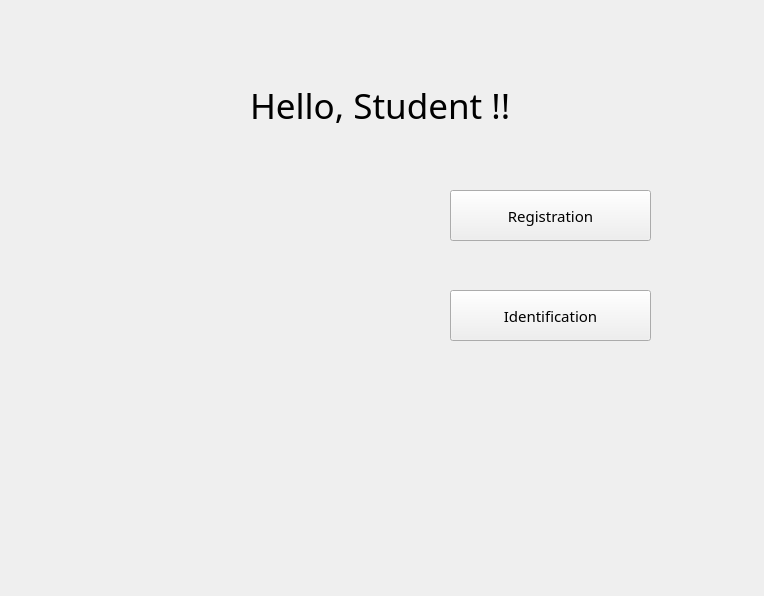
The window that UI/menu.ui (MUST-Quick-Fry/Face-Recognition-Sign-In-System) describes before a commit, drawn with Qt 5.
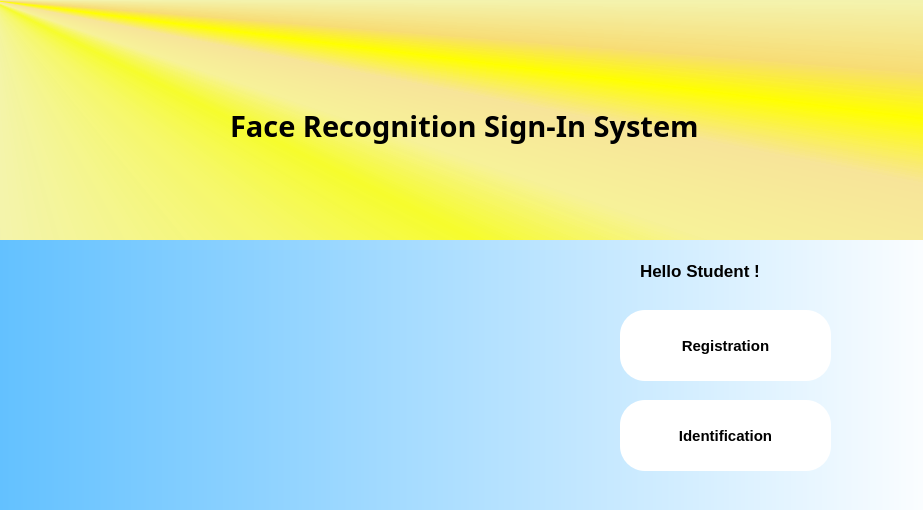
The same window after the commit. Icons and pictures are not drawn.

Commit message: modify ui, finish face identification

What changed in the file:
```diff
--- a/UI/menu.ui
+++ b/UI/menu.ui
@@ -6,10 +6,47 @@
    <rect>
     <x>0</x>
     <y>0</y>
-    <width>764</width>
-    <height>596</height>
+    <width>923</width>
+    <height>510</height>
    </rect>
   </property>
+  <property name="palette">
+   <palette>
+    <active>
+     <colorrole role="Base">
+      <brush brushstyle="SolidPattern">
+       <color alpha="255">
+        <red>2</red>
+        <green>16</green>
+        <blue>43</blue>
+       </color>
+      </brush>
+     </colorrole>
+    </active>
+    <inactive>
+     <colorrole role="Base">
+      <brush brushstyle="SolidPattern">
+       <color alpha="255">
+        <red>2</red>
+        <green>16</green>
+        <blue>43</blue>
+       </color>
+      </brush>
+     </colorrole>
+    </inactive>
+    <disabled>
+     <colorrole role="Base">
+      <brush brushstyle="SolidPattern">
+       <color alpha="255">
+        <red>240</red>
+        <green>240</green>
+        <blue>240</blue>
+       </color>
+      </brush>
+     </colorrole>
+    </disabled>
+   </palette>
+  </property>
   <property name="windowTitle">
    <string>Face-Recognition-Sign-In-System</string>
   </property>
@@ -27,16 +64,25 @@
    <widget class="QLabel" name="label">
     <property name="geometry">
      <rect>
-      <x>250</x>
-      <y>80</y>
-      <width>331</width>
+      <x>230</x>
+      <y>100</y>
+      <width>701</width>
       <height>51</height>
      </rect>
     </property>
+    <property name="palette">
+     <palette>
+      <active/>
+      <inactive/>
+      <disabled/>
+     </palette>
+    </property>
     <property name="font">
      <font>
       <family>Lucida Calligraphy</family>
-      <pointsize>26</pointsize>
+      <pointsize>22</pointsize>
+      <weight>75</weight>
+      <bold>true</bold>
      </font>
     </property>
     <property name="autoFillBackground">
@@ -46,38 +92,22 @@
      <string notr="true">background-image: url(:/label/transparent.jpg);</string>
     </property>
     <property name="text">
-     <string>Hello, Student !!</string>
-    </property>
-   </widget>
-   <widget class="QLabel" name="faceView">
-    <property name="geometry">
-     <rect>
-      <x>80</x>
-      <y>160</y>
-      <width>291</width>
-      <height>221</height>
-     </rect>
-    </property>
-    <property name="styleSheet">
-     <string notr="true">background-image: url(:/imageView/face.jpg);</string>
-    </property>
-    <property name="text">
-     <string/>
+     <string>Face Recognition Sign-In System</string>
     </property>
    </widget>
    <widget class="QLabel" name="infoLabel">
     <property name="geometry">
      <rect>
-      <x>80</x>
-      <y>430</y>
-      <width>561</width>
+      <x>640</x>
+      <y>230</y>
+      <width>181</width>
       <height>81</height>
      </rect>
     </property>
     <property name="font">
      <font>
-      <family>华文彩云</family>
-      <pointsize>20</pointsize>
+      <family>Microsoft YaHei UI</family>
+      <pointsize>13</pointsize>
       <weight>75</weight>
       <bold>true</bold>
      </font>
@@ -86,52 +116,94 @@
      <string notr="true">background-image: url(:/label/transparent.jpg);</string>
     </property>
     <property name="text">
-     <string/>
+     <string>Hello Student !</string>
     </property>
    </widget>
    <widget class="QPushButton" name="registrationButton">
     <property name="geometry">
      <rect>
-      <x>450</x>
-      <y>190</y>
-      <width>201</width>
-      <height>51</height>
+      <x>620</x>
+      <y>310</y>
+      <width>211</width>
+      <height>71</height>
      </rect>
     </property>
     <property name="font">
      <font>
-      <family>Lucida Calligraphy</family>
+      <family>Microsoft YaHei UI</family>
       <pointsize>11</pointsize>
+      <weight>75</weight>
+      <italic>false</italic>
+      <bold>true</bold>
+      <kerning>false</kerning>
      </font>
     </property>
+    <property name="cursor">
+     <cursorShape>PointingHandCursor</cursorShape>
+    </property>
+    <property name="autoFillBackground">
+     <bool>false</bool>
+    </property>
     <property name="styleSheet">
-     <string notr="true">background-image: url(:/label/transparent.jpg);</string>
+     <string notr="true">QPushButton{
+	color:#000000;
+	font:bold;
+	border-radius:25px;
+	background:white;
+}</string>
     </property>
     <property name="text">
      <string>Registration</string>
     </property>
     <property name="icon">
-     <iconset resource="../resources/face.qrc">
-      <normaloff>:/icon/android.ico</normaloff>:/icon/android.ico</iconset>
+     <iconset resource="resources/face.qrc">
+      <normaloff>:/icon/register_icon.png</normaloff>:/icon/register_icon.png</iconset>
+    </property>
+    <property name="iconSize">
+     <size>
+      <width>40</width>
+      <height>40</height>
+     </size>
+    </property>
+    <property name="checkable">
+     <bool>false</bool>
+    </property>
+    <property name="autoDefault">
+     <bool>false</bool>
+    </property>
+    <property name="default">
+     <bool>false</bool>
+    </property>
+    <property name="flat">
+     <bool>false</bool>
     </property>
    </widget>
    <widget class="QPushButton" name="identificationButton">
     <property name="geometry">
      <rect>
-      <x>450</x>
-      <y>290</y>
-      <width>201</width>
-      <height>51</height>
+      <x>620</x>
+      <y>400</y>
+      <width>211</width>
+      <height>71</height>
      </rect>
     </property>
     <property name="font">
      <font>
-      <family>Lucida Calligraphy</family>
+      <family>Microsoft YaHei UI</family>
       <pointsize>11</pointsize>
+      <weight>75</weight>
+      <italic>false</italic>
+      <bold>true</bold>
+      <kerning>false</kerning>
      </font>
     </property>
     <property name="styleSheet">
-     <string notr="true">background-image: url(:/label/transparent.jpg);</string>
+     <string notr="true">QPushButton{
+	color:#000000;
+	font:bold;
+	border-radius:25px;
+	background:white;
+}</string>
     </property>
     <property name="text">
      <string>Identification</string>
@@ -140,7 +212,201 @@
      <iconset resource="../resources/face.qrc">
       <normaloff>:/icon/android.ico</normaloff>:/icon/android.ico</iconset>
     </property>
+    <property name="iconSize">
+     <size>
+      <width>40</width>
+      <height>40</height>
+     </size>
+    </property>
+    <property name="flat">
+     <bool>false</bool>
+    </property>
    </widget>
+   <widget class="QLabel" name="label_2">
+    <property name="geometry">
+     <rect>
+      <x>30</x>
+      <y>40</y>
+      <width>191</width>
+      <height>181</height>
+     </rect>
+    </property>
+    <property name="styleSheet">
+     <string notr="true">background-img:url(:/imageView/logo_total.png)</string>
+    </property>
+    <property name="text">
+     <string/>
+    </property>
+    <property name="pixmap">
+     <pixmap resource="resources/face.qrc">:/imageView/logo_total.png</pixmap>
+    </property>
+   </widget>
+   <widget class="QLabel" name="label_3">
+    <property name="geometry">
+     <rect>
+      <x>-10</x>
+      <y>0</y>
+      <width>961</width>
+      <height>241</height>
+     </rect>
+    </property>
+    <property name="styleSheet">
+     <string notr="true">background:qconicalgradient(cx:0, cy:0, angle:135, stop:0 rgba(255, 255, 0, 69), stop:0.375 rgba(255, 255, 0, 69), stop:0.423533 rgba(251, 255, 0, 145), stop:0.45 rgba(247, 255, 0, 208), stop:0.477581 rgba(255, 244, 71, 130), stop:0.518717 rgba(255, 218, 71, 130), stop:0.55 rgba(255, 255, 0, 255), stop:0.57754 rgba(255, 203, 0, 130), stop:0.625 rgba(255, 255, 0, 69), stop:1 rgba(255, 255, 0, 69))</string>
+    </property>
+    <property name="text">
+     <string/>
+    </property>
+   </widget>
+   <widget class="QLabel" name="label_4">
+    <property name="geometry">
+     <rect>
+      <x>0</x>
+      <y>240</y>
+      <width>951</width>
+      <height>281</height>
+     </rect>
+    </property>
+    <property name="styleSheet">
+     <string notr="true">background:qlineargradient(spread:pad, x1:0, y1:0, x2:1, y2:0, stop:0 rgb(99, 193, 255), stop:1 rgba(255, 255, 255, 255))</string>
+    </property>
+    <property name="text">
+     <string/>
+    </property>
+   </widget>
+   <widget class="QWidget" name="gridLayoutWidget">
+    <property name="geometry">
+     <rect>
+      <x>70</x>
+      <y>250</y>
+      <width>441</width>
+      <height>241</height>
+     </rect>
+    </property>
+    <layout class="QGridLayout" name="gridLayout">
+     <property name="leftMargin">
+      <number>20</number>
+     </property>
+     <property name="topMargin">
+      <number>20</number>
+     </property>
+     <property name="rightMargin">
+      <number>20</number>
+     </property>
+     <property name="bottomMargin">
+      <number>20</number>
+     </property>
+     <property name="horizontalSpacing">
+      <number>50</number>
+     </property>
+     <property name="verticalSpacing">
+      <number>20</number>
+     </property>
+     <item row="0" column="0">
+      <widget class="QLabel" name="faceView">
+       <property name="styleSheet">
+        <string notr="true"/>
+       </property>
+       <property name="text">
+        <string/>
+       </property>
+       <property name="pixmap">
+        <pixmap resource="resources/face.qrc">:/background/background.jpg</pixmap>
+       </property>
+       <property name="scaledContents">
+        <bool>true</bool>
+       </property>
+      </widget>
+     </item>
+     <item row="0" column="2">
+      <widget class="QLabel" name="faceView_3">
+       <property name="styleSheet">
+        <string notr="true"/>
+       </property>
+       <property name="text">
+        <string/>
+       </property>
+       <property name="pixmap">
+        <pixmap resource="resources/face.qrc">:/background/background.jpg</pixmap>
+       </property>
+       <property name="scaledContents">
+        <bool>true</bool>
+       </property>
+      </widget>
+     </item>
+     <item row="0" column="1">
+      <widget class="QLabel" name="faceView_2">
+       <property name="styleSheet">
+        <string notr="true"/>
+       </property>
+       <property name="text">
+        <string/>
+       </property>
+       <property name="pixmap">
+        <pixmap resource="resources/face.qrc">:/background/background.jpg</pixmap>
+       </property>
+       <property name="scaledContents">
+        <bool>true</bool>
+       </property>
+      </widget>
+     </item>
+     <item row="1" column="2">
+      <widget class="QLabel" name="faceView_6">
+       <property name="styleSheet">
+        <string notr="true"/>
+       </property>
+       <property name="text">
+        <string/>
+       </property>
+       <property name="pixmap">
+        <pixmap resource="resources/face.qrc">:/background/background.jpg</pixmap>
+       </property>
+       <property name="scaledContents">
+        <bool>true</bool>
+       </property>
+      </widget>
+     </item>
+     <item row="1" column="1">
+      <widget class="QLabel" name="faceView_5">
+       <property name="styleSheet">
+        <string notr="true"/>
+       </property>
+       <property name="text">
+        <string/>
+       </property>
+       <property name="pixmap">
+        <pixmap resource="resources/face.qrc">:/background/background.jpg</pixmap>
+       </property>
+       <property name="scaledContents">
+        <bool>true</bool>
+       </property>
+      </widget>
+     </item>
+     <item row="1" column="0">
+      <widget class="QLabel" name="faceView_4">
+       <property name="styleSheet">
+        <string notr="true"/>
+       </property>
+       <property name="text">
+        <string/>
+       </property>
+       <property name="pixmap">
+        <pixmap resource="resources/face.qrc">:/background/background.jpg</pixmap>
+       </property>
+       <property name="scaledContents">
+        <bool>true</bool>
+       </property>
+      </widget>
+     </item>
+    </layout>
+   </widget>
+   <zorder>label_3</zorder>
+   <zorder>label_4</zorder>
+   <zorder>label</zorder>
+   <zorder>infoLabel</zorder>
+   <zorder>registrationButton</zorder>
+   <zorder>identificationButton</zorder>
+   <zorder>label_2</zorder>
+   <zorder>gridLayoutWidget</zorder>
   </widget>
  </widget>
  <resources>
```
Left out of the diff: 26 changed lines with no effect on the pictures. The commit also changes 29 other files.
